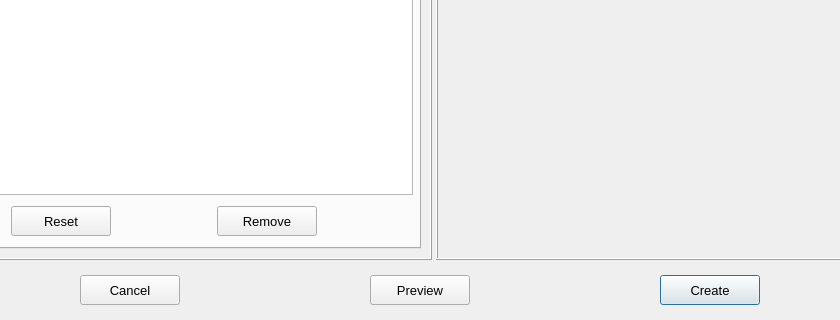
Old version of the form pulse/interface/data/ui_files/model/editor/pulsation_damper_editor_inputs.ui in the repository open-pulse/OpenPulse; both pictures show x 108 to 948 and y 410 to 730 of the 1056 by 730 pixel window.
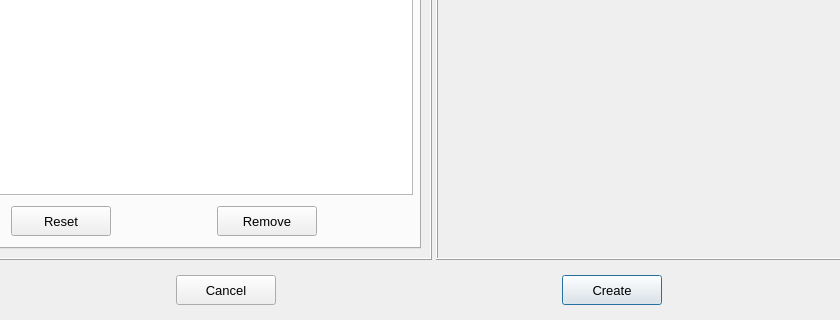
New version of the form. Icons and pictures are not drawn. Custom widgets are drawn as their Qt base class.

Commit message: fix: removes deprecated preview pushbutton

Patch:
```diff
--- a/pulse/interface/data/ui_files/model/editor/pulsation_damper_editor_inputs.ui
+++ b/pulse/interface/data/ui_files/model/editor/pulsation_damper_editor_inputs.ui
@@ -2856,45 +2856,6 @@
       <property name="verticalSpacing">
        <number>0</number>
       </property>
-      <item row="0" column="2">
-       <widget class="QPushButton" name="pushButton_create">
-        <property name="minimumSize">
-         <size>
-          <width>100</width>
-          <height>30</height>
-         </size>
-        </property>
-        <property name="maximumSize">
-         <size>
-          <width>100</width>
-          <height>30</height>
-         </size>
-        </property>
-        <property name="font">
-         <font>
-          <pointsize>10</pointsize>
-          <weight>50</weight>
-          <italic>false</italic>
-          <bold>false</bold>
-         </font>
-        </property>
-        <property name="styleSheet">
-         <string notr="true"/>
-        </property>
-        <property name="text">
-         <string>Create</string>
-        </property>
-        <property name="autoDefault">
-         <bool>false</bool>
-        </property>
-        <property name="default">
-         <bool>true</bool>
-        </property>
-        <property name="flat">
-         <bool>false</bool>
-        </property>
-       </widget>
-      </item>
       <item row="0" column="0">
        <widget class="QPushButton" name="pushButton_cancel">
         <property name="minimumSize">
@@ -2935,7 +2896,7 @@
        </widget>
       </item>
       <item row="0" column="1">
-       <widget class="QPushButton" name="pushButton_preview">
+       <widget class="QPushButton" name="pushButton_create">
         <property name="minimumSize">
          <size>
           <width>100</width>
@@ -2951,16 +2912,22 @@
         <property name="font">
          <font>
           <pointsize>10</pointsize>
+          <weight>50</weight>
+          <italic>false</italic>
+          <bold>false</bold>
          </font>
         </property>
+        <property name="styleSheet">
+         <string notr="true"/>
+        </property>
         <property name="text">
-         <string>Preview</string>
+         <string>Create</string>
         </property>
         <property name="autoDefault">
          <bool>false</bool>
         </property>
         <property name="default">
-         <bool>false</bool>
+         <bool>true</bool>
         </property>
         <property name="flat">
          <bool>false</bool>
```
The commit also changes 3 other files.
